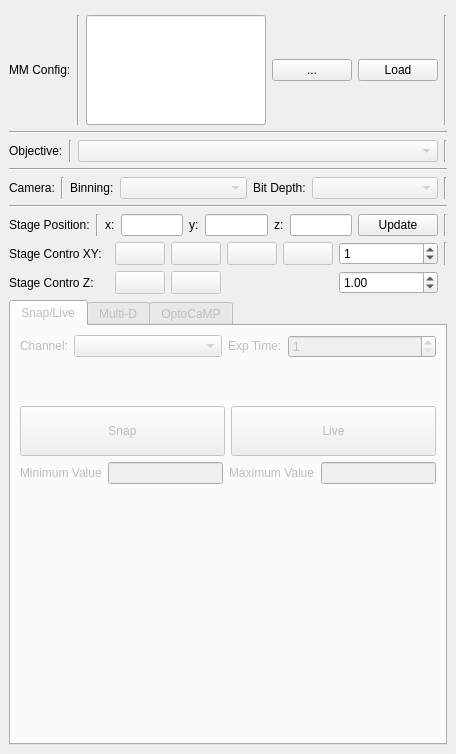
This is micromanager_gui/micromanager_gui.ui in pymmcore-plus/napari-micromanager as Qt 5 draws it before an edit. The edited form follows.
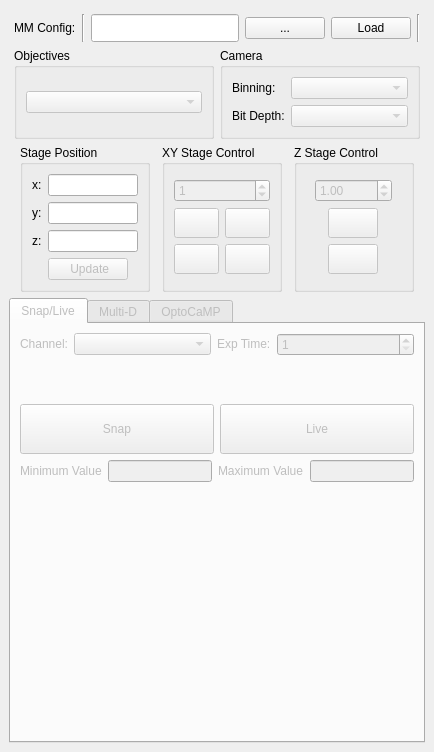
This is the edited form.

The edit to the form file:
```diff
--- a/micromanager_gui/micromanager_gui.ui
+++ b/micromanager_gui/micromanager_gui.ui
@@ -6,51 +6,264 @@
    <rect>
     <x>0</x>
     <y>0</y>
-    <width>456</width>
-    <height>754</height>
+    <width>434</width>
+    <height>752</height>
    </rect>
   </property>
-  <property name="sizePolicy">
-   <sizepolicy hsizetype="Expanding" vsizetype="Expanding">
-    <horstretch>0</horstretch>
-    <verstretch>0</verstretch>
-   </sizepolicy>
-  </property>
   <property name="windowTitle">
    <string>MainWindow</string>
   </property>
   <widget class="QWidget" name="centralwidget">
+   <layout class="QGridLayout" name="gridLayout_28">
+    <item row="0" column="0">
+     <layout class="QGridLayout" name="gridLayout_27">
+      <item row="0" column="0">
+       <layout class="QGridLayout" name="gridLayout_26">
+        <property name="leftMargin">
+         <number>5</number>
+        </property>
+        <property name="rightMargin">
+         <number>5</number>
+        </property>
+        <item row="0" column="0">
+         <layout class="QGridLayout" name="gridLayout_25">
+          <item row="0" column="0">
+           <layout class="QGridLayout" name="gridLayout">
+            <property name="topMargin">
+             <number>5</number>
+            </property>
+            <item row="0" column="0">
+             <widget class="QLabel" name="label">
+              <property name="sizePolicy">
+               <sizepolicy hsizetype="Fixed" vsizetype="Fixed">
+                <horstretch>0</horstretch>
+                <verstretch>0</verstretch>
+               </sizepolicy>
+              </property>
+              <property name="maximumSize">
+               <size>
+                <width>16777215</width>
+                <height>20</height>
+               </size>
+              </property>
+              <property name="text">
+               <string>MM Config:</string>
+              </property>
+             </widget>
+            </item>
+            <item row="0" column="1">
+             <widget class="Line" name="line_12">
+              <property name="orientation">
+               <enum>Qt::Vertical</enum>
+              </property>
+             </widget>
+            </item>
+            <item row="0" column="2">
+             <widget class="QLineEdit" name="cfg_LineEdit">
    <property name="sizePolicy">
     <sizepolicy hsizetype="Expanding" vsizetype="Expanding">
      <horstretch>0</horstretch>
      <verstretch>0</verstretch>
     </sizepolicy>
+              </property>
+              <property name="readOnly">
+               <bool>true</bool>
+              </property>
+             </widget>
+            </item>
+            <item row="0" column="3">
+             <widget class="QPushButton" name="browse_cfg_Button">
+              <property name="sizePolicy">
+               <sizepolicy hsizetype="Fixed" vsizetype="Fixed">
+                <horstretch>0</horstretch>
+                <verstretch>0</verstretch>
+               </sizepolicy>
+              </property>
+              <property name="text">
+               <string>...</string>
+              </property>
+             </widget>
+            </item>
+            <item row="0" column="4">
+             <widget class="QPushButton" name="load_cgf_Button">
+              <property name="sizePolicy">
+               <sizepolicy hsizetype="Fixed" vsizetype="Fixed">
+                <horstretch>0</horstretch>
+                <verstretch>0</verstretch>
+               </sizepolicy>
+              </property>
+              <property name="text">
+               <string>Load</string>
+              </property>
+             </widget>
+            </item>
+            <item row="0" column="5">
+             <widget class="Line" name="line_8">
+              <property name="orientation">
+               <enum>Qt::Vertical</enum>
+              </property>
+             </widget>
+            </item>
+           </layout>
+          </item>
+          <item row="1" column="0">
+           <layout class="QGridLayout" name="gridLayout_24">
+            <item row="0" column="1">
+             <widget class="QGroupBox" name="camera_groupBox">
+              <property name="enabled">
+               <bool>true</bool>
+              </property>
+              <property name="title">
+               <string>Camera</string>
+              </property>
+              <layout class="QGridLayout" name="gridLayout_2">
+               <item row="0" column="0">
+                <layout class="QGridLayout" name="gridLayout_23">
+                 <item row="0" column="1">
+                  <widget class="QComboBox" name="bin_comboBox">
+                   <property name="enabled">
+                    <bool>false</bool>
+                   </property>
+                   <property name="sizePolicy">
+                    <sizepolicy hsizetype="Expanding" vsizetype="Fixed">
+                     <horstretch>0</horstretch>
+                     <verstretch>0</verstretch>
+                    </sizepolicy>
+                   </property>
+                  </widget>
+                 </item>
+                 <item row="1" column="0">
+                  <widget class="QLabel" name="label_6">
+                   <property name="sizePolicy">
+                    <sizepolicy hsizetype="Preferred" vsizetype="Fixed">
+                     <horstretch>0</horstretch>
+                     <verstretch>0</verstretch>
+                    </sizepolicy>
+                   </property>
+                   <property name="text">
+                    <string>Bit Depth:</string>
+                   </property>
+                  </widget>
+                 </item>
+                 <item row="1" column="1">
+                  <widget class="QComboBox" name="bit_comboBox">
+                   <property name="enabled">
+                    <bool>false</bool>
+                   </property>
+                   <property name="sizePolicy">
+                    <sizepolicy hsizetype="Expanding" vsizetype="Fixed">
+                     <horstretch>0</horstretch>
+                     <verstretch>0</verstretch>
+                    </sizepolicy>
+                   </property>
+                  </widget>
+                 </item>
+                 <item row="0" column="0">
+                  <widget class="QLabel" name="label_22">
+                   <property name="sizePolicy">
+                    <sizepolicy hsizetype="Preferred" vsizetype="Fixed">
+                     <horstretch>0</horstretch>
+                     <verstretch>0</verstretch>
+                    </sizepolicy>
+                   </property>
+                   <property name="text">
+                    <string>Binning:</string>
+                   </property>
+                  </widget>
+                 </item>
+                </layout>
+               </item>
+              </layout>
+             </widget>
+            </item>
+            <item row="0" column="0">
+             <widget class="QGroupBox" name="objective_groupBox">
+              <property name="enabled">
+               <bool>true</bool>
+              </property>
+              <property name="title">
+               <string>Objectives</string>
+              </property>
+              <layout class="QGridLayout" name="gridLayout_3">
+               <item row="0" column="0">
+                <widget class="QComboBox" name="objective_comboBox">
+                 <property name="enabled">
+                  <bool>false</bool>
+                 </property>
+                 <property name="sizePolicy">
+                  <sizepolicy hsizetype="Expanding" vsizetype="Fixed">
+                   <horstretch>0</horstretch>
+                   <verstretch>0</verstretch>
+                  </sizepolicy>
+                 </property>
+                </widget>
+               </item>
+              </layout>
+             </widget>
+            </item>
+           </layout>
+          </item>
+         </layout>
+        </item>
+        <item row="1" column="0">
+         <layout class="QGridLayout" name="gridLayout_21">
+          <property name="leftMargin">
+           <number>0</number>
+          </property>
+          <property name="bottomMargin">
+           <number>0</number>
+          </property>
+          <item row="0" column="0">
+           <widget class="QGroupBox" name="position_groupBox">
+            <property name="enabled">
+             <bool>true</bool>
+            </property>
+            <property name="sizePolicy">
+             <sizepolicy hsizetype="Fixed" vsizetype="Preferred">
+              <horstretch>0</horstretch>
+              <verstretch>0</verstretch>
+             </sizepolicy>
+            </property>
+            <property name="maximumSize">
+             <size>
+              <width>130</width>
+              <height>16777215</height>
+             </size>
+            </property>
+            <property name="title">
+             <string>Stage Position</string>
    </property>
    <layout class="QGridLayout" name="gridLayout_10">
-    <item row="1" column="0">
-     <widget class="Line" name="line">
-      <property name="orientation">
-       <enum>Qt::Horizontal</enum>
-      </property>
-     </widget>
-    </item>
-    <item row="6" column="0">
-     <layout class="QGridLayout" name="gridLayout_6">
-      <item row="0" column="9">
-       <widget class="Line" name="line_11">
-        <property name="orientation">
-         <enum>Qt::Vertical</enum>
+             <item row="0" column="0">
+              <layout class="QGridLayout" name="gridLayout_8">
+               <item row="2" column="0">
+                <widget class="QLabel" name="label_9">
+                 <property name="sizePolicy">
+                  <sizepolicy hsizetype="Fixed" vsizetype="Fixed">
+                   <horstretch>0</horstretch>
+                   <verstretch>0</verstretch>
+                  </sizepolicy>
+                 </property>
+                 <property name="text">
+                  <string>z:</string>
+                 </property>
+                </widget>
+               </item>
+               <item row="0" column="1">
+                <widget class="QLineEdit" name="x_lineEdit">
+                 <property name="readOnly">
+                  <bool>true</bool>
         </property>
        </widget>
       </item>
-      <item row="0" column="5">
+               <item row="1" column="1">
        <widget class="QLineEdit" name="y_lineEdit">
         <property name="readOnly">
          <bool>true</bool>
         </property>
        </widget>
       </item>
-      <item row="0" column="2">
+               <item row="0" column="0">
        <widget class="QLabel" name="label_7">
         <property name="sizePolicy">
          <sizepolicy hsizetype="Fixed" vsizetype="Fixed">
@@ -63,20 +276,7 @@
         </property>
        </widget>
       </item>
-      <item row="0" column="0">
-       <widget class="QLabel" name="label_6">
-        <property name="sizePolicy">
-         <sizepolicy hsizetype="Fixed" vsizetype="Fixed">
-          <horstretch>0</horstretch>
-          <verstretch>0</verstretch>
-         </sizepolicy>
-        </property>
-        <property name="text">
-         <string>Stage Position:</string>
-        </property>
-       </widget>
-      </item>
-      <item row="0" column="4">
+               <item row="1" column="0">
        <widget class="QLabel" name="label_8">
         <property name="sizePolicy">
          <sizepolicy hsizetype="Fixed" vsizetype="Fixed">
@@ -89,42 +289,18 @@
         </property>
        </widget>
       </item>
-      <item row="0" column="6">
-       <widget class="QLabel" name="label_9">
-        <property name="sizePolicy">
-         <sizepolicy hsizetype="Fixed" vsizetype="Fixed">
-          <horstretch>0</horstretch>
-          <verstretch>0</verstretch>
-         </sizepolicy>
-        </property>
-        <property name="text">
-         <string>z:</string>
-        </property>
-       </widget>
-      </item>
-      <item row="0" column="3">
-       <widget class="QLineEdit" name="x_lineEdit">
-        <property name="readOnly">
-         <bool>true</bool>
-        </property>
-       </widget>
-      </item>
-      <item row="0" column="1">
-       <widget class="Line" name="line_3">
-        <property name="orientation">
-         <enum>Qt::Vertical</enum>
-        </property>
-       </widget>
-      </item>
-      <item row="0" column="7">
+               <item row="2" column="1">
        <widget class="QLineEdit" name="z_lineEdit">
         <property name="readOnly">
          <bool>true</bool>
         </property>
        </widget>
       </item>
-      <item row="0" column="8">
+               <item row="3" column="1">
        <widget class="QPushButton" name="pos_update_Button">
+                 <property name="enabled">
+                  <bool>false</bool>
+                 </property>
         <property name="sizePolicy">
          <sizepolicy hsizetype="Fixed" vsizetype="Fixed">
           <horstretch>0</horstretch>
@@ -132,180 +308,203 @@
          </sizepolicy>
         </property>
         <property name="text">
-         <string>Update</string>
+                  <string>  Update </string>
         </property>
        </widget>
       </item>
      </layout>
     </item>
-    <item row="4" column="0">
+            </layout>
+           </widget>
+          </item>
+          <item row="0" column="1">
+           <widget class="QGroupBox" name="XY_groupBox">
+            <property name="enabled">
+             <bool>true</bool>
+            </property>
+            <property name="sizePolicy">
+             <sizepolicy hsizetype="Fixed" vsizetype="Preferred">
+              <horstretch>0</horstretch>
+              <verstretch>0</verstretch>
+             </sizepolicy>
+            </property>
+            <property name="maximumSize">
+             <size>
+              <width>120</width>
+              <height>16777215</height>
+             </size>
+            </property>
+            <property name="title">
+             <string>XY Stage Control</string>
+            </property>
+            <layout class="QGridLayout" name="gridLayout_7">
+             <item row="0" column="0">
+              <layout class="QVBoxLayout" name="verticalLayout">
+               <item>
+                <widget class="QSpinBox" name="xy_step_size_SpinBox">
+                 <property name="enabled">
+                  <bool>false</bool>
+                 </property>
+                 <property name="maximum">
+                  <number>10000</number>
+                 </property>
+                 <property name="value">
+                  <number>1</number>
+                 </property>
+                </widget>
+               </item>
+               <item>
      <layout class="QGridLayout" name="gridLayout_4">
-      <item row="0" column="6">
-       <widget class="Line" name="line_10">
-        <property name="orientation">
-         <enum>Qt::Vertical</enum>
-        </property>
-       </widget>
-      </item>
-      <item row="0" column="2">
-       <widget class="QLabel" name="label_5">
-        <property name="sizePolicy">
-         <sizepolicy hsizetype="Preferred" vsizetype="Fixed">
-          <horstretch>0</horstretch>
-          <verstretch>0</verstretch>
-         </sizepolicy>
-        </property>
-        <property name="text">
-         <string>Binning:</string>
-        </property>
-       </widget>
-      </item>
-      <item row="0" column="0">
-       <widget class="QLabel" name="label_3">
-        <property name="sizePolicy">
-         <sizepolicy hsizetype="Fixed" vsizetype="Fixed">
-          <horstretch>0</horstretch>
-          <verstretch>0</verstretch>
-         </sizepolicy>
-        </property>
-        <property name="text">
-         <string>Camera:</string>
-        </property>
-       </widget>
-      </item>
-      <item row="0" column="5">
-       <widget class="QComboBox" name="bit_comboBox">
+                 <item row="1" column="0">
+                  <widget class="QPushButton" name="y_up_Button">
         <property name="enabled">
          <bool>false</bool>
         </property>
-        <property name="sizePolicy">
-         <sizepolicy hsizetype="Expanding" vsizetype="Fixed">
-          <horstretch>0</horstretch>
-          <verstretch>0</verstretch>
-         </sizepolicy>
-        </property>
-       </widget>
-      </item>
-      <item row="0" column="3">
-       <widget class="QComboBox" name="bin_comboBox">
-        <property name="enabled">
-         <bool>false</bool>
-        </property>
-        <property name="sizePolicy">
-         <sizepolicy hsizetype="Expanding" vsizetype="Fixed">
-          <horstretch>0</horstretch>
-          <verstretch>0</verstretch>
-         </sizepolicy>
-        </property>
-       </widget>
-      </item>
-      <item row="0" column="4">
-       <widget class="QLabel" name="label_4">
-        <property name="sizePolicy">
-         <sizepolicy hsizetype="Preferred" vsizetype="Fixed">
-          <horstretch>0</horstretch>
-          <verstretch>0</verstretch>
-         </sizepolicy>
-        </property>
+                   <property name="maximumSize">
+                    <size>
+                     <width>50</width>
+                     <height>30</height>
+                    </size>
+                   </property>
         <property name="text">
-         <string>Bit Depth:</string>
+                    <string/>
         </property>
        </widget>
       </item>
       <item row="0" column="1">
-       <widget class="Line" name="line_2">
-        <property name="orientation">
-         <enum>Qt::Vertical</enum>
-        </property>
-       </widget>
-      </item>
-     </layout>
-    </item>
-    <item row="3" column="0">
-     <widget class="Line" name="line_5">
-      <property name="orientation">
-       <enum>Qt::Horizontal</enum>
+                  <widget class="QPushButton" name="right_Button">
+                   <property name="enabled">
+                    <bool>false</bool>
+                   </property>
+                   <property name="maximumSize">
+                    <size>
+                     <width>50</width>
+                     <height>30</height>
+                    </size>
+                   </property>
+                   <property name="text">
+                    <string/>
       </property>
      </widget>
     </item>
     <item row="0" column="0">
-     <layout class="QGridLayout" name="gridLayout">
-      <item row="1" column="2">
-       <widget class="Line" name="line_12">
-        <property name="orientation">
-         <enum>Qt::Vertical</enum>
-        </property>
-       </widget>
-      </item>
-      <item row="1" column="6">
-       <widget class="Line" name="line_8">
-        <property name="orientation">
-         <enum>Qt::Vertical</enum>
-        </property>
-       </widget>
-      </item>
-      <item row="1" column="4">
-       <widget class="QPushButton" name="browse_cfg_Button">
-        <property name="sizePolicy">
-         <sizepolicy hsizetype="Fixed" vsizetype="Fixed">
-          <horstretch>0</horstretch>
-          <verstretch>0</verstretch>
-         </sizepolicy>
+                  <widget class="QPushButton" name="left_Button">
+                   <property name="enabled">
+                    <bool>false</bool>
+                   </property>
+                   <property name="maximumSize">
+                    <size>
+                     <width>50</width>
+                     <height>30</height>
+                    </size>
         </property>
         <property name="text">
-         <string>...</string>
-        </property>
-       </widget>
-      </item>
-      <item row="1" column="3">
-       <widget class="QLineEdit" name="cfg_LineEdit">
-        <property name="sizePolicy">
-         <sizepolicy hsizetype="Expanding" vsizetype="Expanding">
-          <horstretch>0</horstretch>
-          <verstretch>0</verstretch>
-         </sizepolicy>
-        </property>
-        <property name="readOnly">
-         <bool>true</bool>
+                    <string/>
         </property>
        </widget>
       </item>
       <item row="1" column="1">
-       <widget class="QLabel" name="label">
-        <property name="sizePolicy">
-         <sizepolicy hsizetype="Fixed" vsizetype="Fixed">
-          <horstretch>0</horstretch>
-          <verstretch>0</verstretch>
-         </sizepolicy>
-        </property>
+                  <widget class="QPushButton" name="y_down_Button">
+                   <property name="enabled">
+                    <bool>false</bool>
+                   </property>
+                   <property name="maximumSize">
+                    <size>
+                     <width>50</width>
+                     <height>30</height>
+                    </size>
+                   </property>
         <property name="text">
-         <string>MM Config:</string>
+                    <string/>
         </property>
        </widget>
       </item>
-      <item row="0" column="3">
-       <widget class="Line" name="line_7">
-        <property name="orientation">
-         <enum>Qt::Vertical</enum>
-        </property>
-       </widget>
-      </item>
-      <item row="1" column="5">
-       <widget class="QPushButton" name="load_cgf_Button">
-        <property name="sizePolicy">
-         <sizepolicy hsizetype="Fixed" vsizetype="Fixed">
-          <horstretch>0</horstretch>
-          <verstretch>0</verstretch>
-         </sizepolicy>
-        </property>
+                </layout>
+               </item>
+              </layout>
+             </item>
+            </layout>
+           </widget>
+          </item>
+          <item row="0" column="2">
+           <widget class="QGroupBox" name="Z_groupBox">
+            <property name="enabled">
+             <bool>true</bool>
+            </property>
+            <property name="maximumSize">
+             <size>
+              <width>120</width>
+              <height>16777215</height>
+             </size>
+            </property>
+            <property name="title">
+             <string>Z Stage Control</string>
+            </property>
+            <layout class="QGridLayout" name="gridLayout_6">
+             <item row="0" column="0">
+              <layout class="QVBoxLayout" name="verticalLayout_2">
+               <item>
+                <widget class="QDoubleSpinBox" name="z_step_size_doubleSpinBox">
+                 <property name="enabled">
+                  <bool>false</bool>
+                 </property>
+                 <property name="maximum">
+                  <double>10000.000000000000000</double>
+                 </property>
+                 <property name="singleStep">
+                  <double>0.001000000000000</double>
+                 </property>
+                 <property name="value">
+                  <double>1.000000000000000</double>
+                 </property>
+                </widget>
+               </item>
+               <item>
+                <layout class="QGridLayout" name="gridLayout_5">
+                 <item row="0" column="0">
+                  <widget class="QPushButton" name="up_Button">
+                   <property name="enabled">
+                    <bool>false</bool>
+                   </property>
+                   <property name="maximumSize">
+                    <size>
+                     <width>50</width>
+                     <height>30</height>
+                    </size>
+                   </property>
         <property name="text">
-         <string>Load</string>
+                    <string/>
         </property>
        </widget>
       </item>
-     </layout>
-    </item>
-    <item row="8" column="0">
+                 <item row="1" column="0">
+                  <widget class="QPushButton" name="down_Button">
+                   <property name="enabled">
+                    <bool>false</bool>
+                   </property>
+                   <property name="maximumSize">
+                    <size>
+                     <width>50</width>
+                     <height>30</height>
+                    </size>
+                   </property>
+                   <property name="text">
+                    <string/>
+                   </property>
+                  </widget>
+                 </item>
+                </layout>
+               </item>
+              </layout>
+             </item>
+            </layout>
+           </widget>
+          </item>
+         </layout>
+        </item>
+       </layout>
+      </item>
+      <item row="1" column="0">
      <widget class="QTabWidget" name="tabWidget">
       <property name="enabled">
        <bool>false</bool>
@@ -317,56 +516,41 @@
        <attribute name="title">
         <string>Snap/Live</string>
        </attribute>
-       <layout class="QGridLayout" name="gridLayout_2">
-        <item row="4" column="0">
-         <spacer name="verticalSpacer">
-          <property name="orientation">
-           <enum>Qt::Vertical</enum>
-          </property>
-          <property name="sizeHint" stdset="0">
+         <layout class="QGridLayout" name="gridLayout_9">
+          <item row="2" column="0">
+           <layout class="QGridLayout" name="gridLayout_20">
+            <item row="0" column="0">
+             <widget class="QPushButton" name="snap_Button">
+              <property name="minimumSize">
            <size>
-            <width>20</width>
-            <height>250</height>
-           </size>
-          </property>
-         </spacer>
-        </item>
-        <item row="3" column="0">
-         <layout class="QGridLayout" name="gridLayout_5">
-          <item row="0" column="0">
-           <widget class="QLabel" name="label_14">
+                <width>0</width>
+                <height>50</height>
+               </size>
+              </property>
             <property name="text">
-             <string>Minimum Value</string>
-            </property>
-           </widget>
-          </item>
-          <item row="0" column="3">
-           <widget class="QLineEdit" name="max_val_lineEdit">
-            <property name="readOnly">
-             <bool>true</bool>
+               <string>Snap</string>
             </property>
            </widget>
           </item>
           <item row="0" column="1">
-           <widget class="QLineEdit" name="min_val_lineEdit">
-            <property name="readOnly">
-             <bool>true</bool>
-            </property>
-           </widget>
-          </item>
-          <item row="0" column="2">
-           <widget class="QLabel" name="label_15">
+             <widget class="QPushButton" name="live_Button">
+              <property name="minimumSize">
+               <size>
+                <width>0</width>
+                <height>50</height>
+               </size>
+              </property>
             <property name="text">
-             <string>Maximum Value</string>
+               <string>Live</string>
             </property>
            </widget>
           </item>
          </layout>
         </item>
         <item row="0" column="0">
-         <layout class="QGridLayout" name="gridLayout_7">
+           <layout class="QGridLayout" name="gridLayout_19">
           <item row="0" column="2">
-           <widget class="QLabel" name="label_11">
+             <widget class="QLabel" name="label_20">
             <property name="sizePolicy">
              <sizepolicy hsizetype="Fixed" vsizetype="Fixed">
               <horstretch>0</horstretch>
@@ -382,7 +566,7 @@
            <widget class="QComboBox" name="snap_channel_comboBox"/>
           </item>
           <item row="0" column="0">
-           <widget class="QLabel" name="label_10">
+             <widget class="QLabel" name="label_21">
             <property name="sizePolicy">
              <sizepolicy hsizetype="Fixed" vsizetype="Fixed">
               <horstretch>0</horstretch>
@@ -406,38 +590,53 @@
           </item>
          </layout>
         </item>
-        <item row="2" column="0">
-         <layout class="QGridLayout" name="gridLayout_8">
+          <item row="4" column="0">
+           <spacer name="verticalSpacer_5">
+            <property name="orientation">
+             <enum>Qt::Vertical</enum>
+            </property>
+            <property name="sizeHint" stdset="0">
+             <size>
+              <width>20</width>
+              <height>250</height>
+             </size>
+            </property>
+           </spacer>
+          </item>
+          <item row="3" column="0">
+           <layout class="QGridLayout" name="gridLayout_18">
           <item row="0" column="0">
-           <widget class="QPushButton" name="snap_Button">
-            <property name="minimumSize">
-             <size>
-              <width>0</width>
-              <height>50</height>
-             </size>
-            </property>
+             <widget class="QLabel" name="label_18">
             <property name="text">
-             <string>Snap</string>
+               <string>Minimum Value</string>
+              </property>
+             </widget>
+            </item>
+            <item row="0" column="3">
+             <widget class="QLineEdit" name="max_val_lineEdit">
+              <property name="readOnly">
+               <bool>true</bool>
             </property>
            </widget>
           </item>
           <item row="0" column="1">
-           <widget class="QPushButton" name="live_Button">
-            <property name="minimumSize">
-             <size>
-              <width>0</width>
-              <height>50</height>
-             </size>
-            </property>
+             <widget class="QLineEdit" name="min_val_lineEdit">
+              <property name="readOnly">
+               <bool>true</bool>
+              </property>
+             </widget>
+            </item>
+            <item row="0" column="2">
+             <widget class="QLabel" name="label_19">
             <property name="text">
-             <string>Live</string>
+               <string>Maximum Value</string>
             </property>
            </widget>
           </item>
          </layout>
         </item>
         <item row="1" column="0">
-         <spacer name="verticalSpacer_2">
+           <spacer name="verticalSpacer_6">
           <property name="orientation">
            <enum>Qt::Vertical</enum>
           </property>
@@ -463,224 +662,11 @@
       </widget>
      </widget>
     </item>
-    <item row="2" column="0">
-     <layout class="QGridLayout" name="gridLayout_3">
-      <item row="0" column="3">
-       <widget class="Line" name="line_9">
-        <property name="orientation">
-         <enum>Qt::Vertical</enum>
-        </property>
-       </widget>
-      </item>
-      <item row="0" column="0">
-       <widget class="QLabel" name="label_2">
-        <property name="sizePolicy">
-         <sizepolicy hsizetype="Fixed" vsizetype="Fixed">
-          <horstretch>0</horstretch>
-          <verstretch>0</verstretch>
-         </sizepolicy>
-        </property>
-        <property name="minimumSize">
-         <size>
-          <width>0</width>
-          <height>0</height>
-         </size>
-        </property>
-        <property name="maximumSize">
-         <size>
-          <width>16777215</width>
-          <height>16777215</height>
-         </size>
-        </property>
-        <property name="text">
-         <string>Objective:</string>
-        </property>
-       </widget>
-      </item>
-      <item row="0" column="2">
-       <widget class="QComboBox" name="objective_comboBox">
-        <property name="enabled">
-         <bool>false</bool>
-        </property>
-        <property name="sizePolicy">
-         <sizepolicy hsizetype="Expanding" vsizetype="Fixed">
-          <horstretch>0</horstretch>
-          <verstretch>0</verstretch>
-         </sizepolicy>
-        </property>
-       </widget>
-      </item>
-      <item row="0" column="1">
-       <widget class="Line" name="line_13">
-        <property name="orientation">
-         <enum>Qt::Vertical</enum>
-        </property>
-       </widget>
-      </item>
      </layout>
     </item>
-    <item row="7" column="0">
-     <layout class="QGridLayout" name="gridLayout_9">
-      <item row="0" column="1">
-       <widget class="QPushButton" name="left_Button">
-        <property name="enabled">
-         <bool>false</bool>
-        </property>
-        <property name="maximumSize">
-         <size>
-          <width>50</width>
-          <height>30</height>
-         </size>
-        </property>
-        <property name="text">
-         <string/>
-        </property>
-       </widget>
-      </item>
-      <item row="1" column="2">
-       <widget class="QPushButton" name="down_Button">
-        <property name="enabled">
-         <bool>false</bool>
-        </property>
-        <property name="maximumSize">
-         <size>
-          <width>50</width>
-          <height>30</height>
-         </size>
-        </property>
-        <property name="text">
-         <string/>
-        </property>
-       </widget>
-      </item>
-      <item row="0" column="7">
-       <widget class="Line" name="line_14">
-        <property name="orientation">
-         <enum>Qt::Vertical</enum>
-        </property>
-       </widget>
-      </item>
-      <item row="0" column="3">
-       <widget class="QPushButton" name="y_up_Button">
-        <property name="enabled">
-         <bool>false</bool>
-        </property>
-        <property name="maximumSize">
-         <size>
-          <width>50</width>
-          <height>30</height>
-         </size>
-        </property>
-        <property name="text">
-         <string/>
-        </property>
-       </widget>
-      </item>
-      <item row="1" column="0">
-       <widget class="QLabel" name="label_13">
-        <property name="text">
-         <string>Stage Contro Z:</string>
-        </property>
-       </widget>
-      </item>
-      <item row="0" column="4">
-       <widget class="QPushButton" name="y_down_Button">
-        <property name="enabled">
-         <bool>false</bool>
-        </property>
-        <property name="maximumSize">
-         <size>
-          <width>50</width>
-          <height>30</height>
-         </size>
-        </property>
-        <property name="text">
-         <string/>
-        </property>
-       </widget>
-      </item>
-      <item row="1" column="1">
-       <widget class="QPushButton" name="up_Button">
-        <property name="enabled">
-         <bool>false</bool>
-        </property>
-        <property name="maximumSize">
-         <size>
-          <width>50</width>
-          <height>30</height>
-         </size>
-        </property>
-        <property name="text">
-         <string/>
-        </property>
-       </widget>
-      </item>
-      <item row="0" column="0">
-       <widget class="QLabel" name="label_12">
-        <property name="maximumSize">
-         <size>
-          <width>110</width>
-          <height>16777215</height>
-         </size>
-        </property>
-        <property name="text">
-         <string>Stage Contro XY:</string>
-        </property>
-       </widget>
-      </item>
-      <item row="0" column="2">
-       <widget class="QPushButton" name="right_Button">
-        <property name="enabled">
-         <bool>false</bool>
-        </property>
-        <property name="maximumSize">
-         <size>
-          <width>50</width>
-          <height>30</height>
-         </size>
-        </property>
-        <property name="text">
-         <string/>
-        </property>
-       </widget>
-      </item>
-      <item row="1" column="5">
-       <widget class="QDoubleSpinBox" name="z_step_size_doubleSpinBox">
-        <property name="maximum">
-         <double>10000.000000000000000</double>
-        </property>
-        <property name="singleStep">
-         <double>0.001000000000000</double>
-        </property>
-        <property name="value">
-         <double>1.000000000000000</double>
-        </property>
-       </widget>
-      </item>
-      <item row="0" column="5">
-       <widget class="QSpinBox" name="xy_step_size_SpinBox">
-        <property name="maximum">
-         <number>10000</number>
-        </property>
-        <property name="value">
-         <number>1</number>
-        </property>
-       </widget>
-      </item>
-     </layout>
-    </item>
-    <item row="5" column="0">
-     <widget class="Line" name="line_4">
-      <property name="orientation">
-       <enum>Qt::Horizontal</enum>
-      </property>
-     </widget>
-    </item>
-   </layout>
-  </widget>
- </widget>
- <resources>
-  <include location="icons/camera.qrc"/>
- </resources>
+   </layout>
+  </widget>
+ </widget>
+ <resources/>
  <connections/>
 </ui>
```
Left out of the diff: 2 changed lines with no effect on the pictures. Lines whose indentation alone changed are shown as unchanged.
